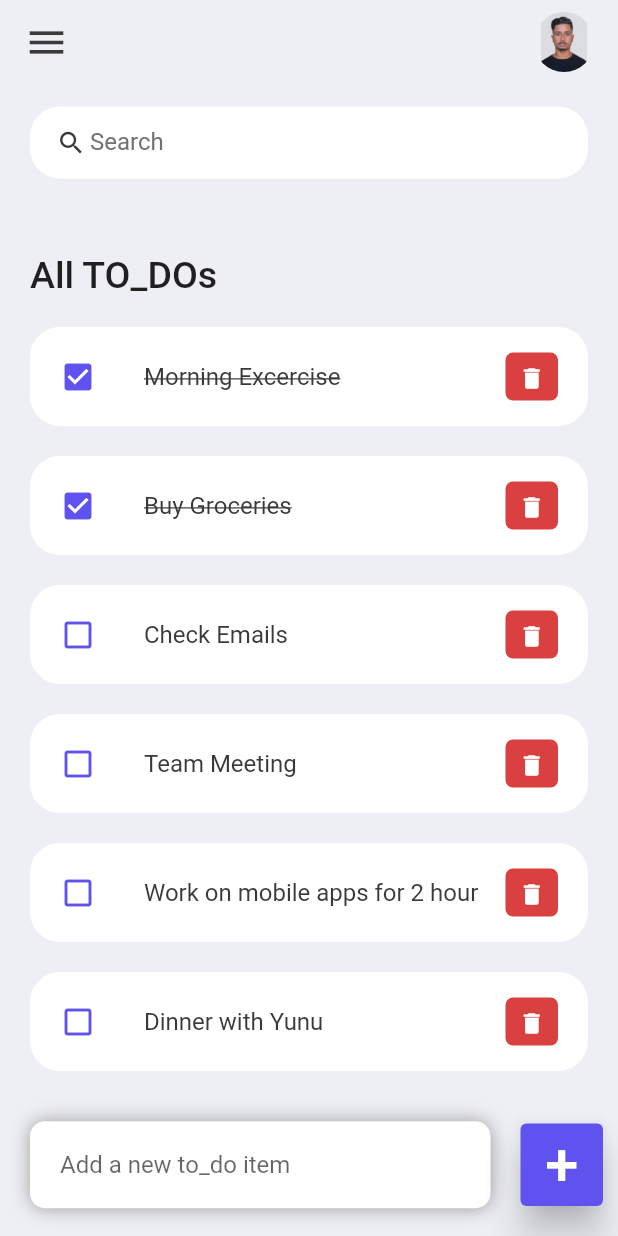
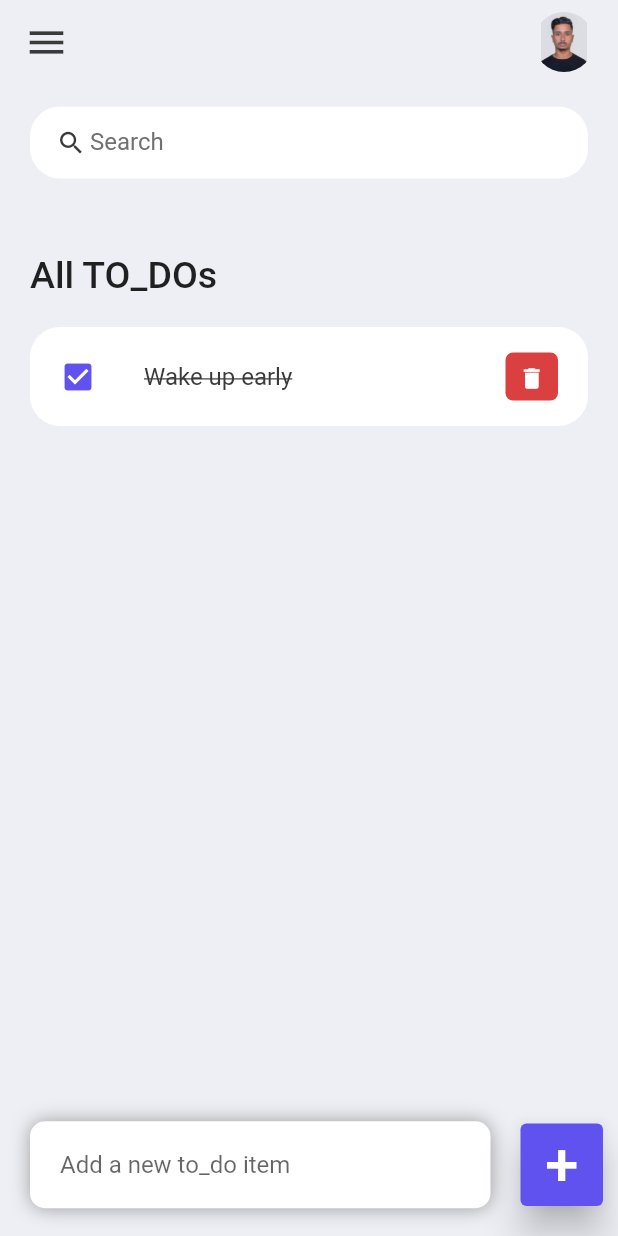
Before and after one commit to IamPrashantBhattarai/To_Do_Flutter, a Flutter app: the screen it shows after launch, on a phone screen of 412 x 824 dp. Run offline on Flutter 3.47's test engine with Material 2 defaults, Android fonts, the phone set to English and light mode, and no system bars.

Commit message:
Remaining func added

```diff
--- a/lib/model/to_do.dart
+++ b/lib/model/to_do.dart
@@ -11,24 +11,7 @@ class ToDo {
 
   static List<ToDo> todoList() {
     return [
-      ToDo(id: '01', todoText: 'Morning Excercise', isDone: true),
-      ToDo(id: '02', todoText: 'Buy Groceries', isDone: true),
-      ToDo(
-        id: '03',
-        todoText: 'Check Emails',
-      ),
-      ToDo(
-        id: '04',
-        todoText: 'Team Meeting',
-      ),
-      ToDo(
-        id: '05',
-        todoText: 'Work on mobile apps for 2 hour',
-      ),
-      ToDo(
-        id: '06',
-        todoText: 'Dinner with Yunu',
-      ),
+      ToDo(id: '01', todoText: 'Wake up early', isDone: true),
     ];
   }
 }
--- a/lib/screens/homepage.dart
+++ b/lib/screens/homepage.dart
@@ -12,7 +12,17 @@ class HomePage extends StatefulWidget {
 
 class _HomePageState extends State<HomePage> {
   final todosList = ToDo.todoList();
+
+  List<ToDo> _foundToDo = [];
+
   final _todoController = TextEditingController();
+
+  @override
+  void initState() {
+    // TODO: implement initState
+    _foundToDo = todosList;
+    super.initState();
+  }
 
   @override
   Widget build(BuildContext context) {
@@ -42,7 +52,7 @@ class _HomePageState extends State<HomePage> {
                           ),
                         ),
                       ),
-                      for (ToDo todoo in todosList)
+                      for (ToDo todoo in _foundToDo.reversed)
                         ToDOItem(
                           todo: todoo,
                           onToDoChanged: _handleToDoChange,
@@ -94,7 +104,11 @@ class _HomePageState extends State<HomePage> {
                     style: TextStyle(fontSize: 40),
                   ),
                   onPressed: () {
-                    _addToDoItem(_todoController.text);
+                    if (_todoController.text == Characters.empty) {
+                      print("Enter a toDo item");
+                    } else {
+                      _addToDoItem(_todoController.text);
+                    }
                   },
                   style: ElevatedButton.styleFrom(
                       backgroundColor: tdBlue,
@@ -130,6 +144,23 @@ class _HomePageState extends State<HomePage> {
     _todoController.clear();
   }
 
+  void _runFilter(String enteredKeyword) {
+    List<ToDo> results = [];
+    if (enteredKeyword.isEmpty) {
+      results = todosList;
+    } else {
+      results = todosList
+          .where((item) => item.todoText!
+              .toLowerCase()
+              .contains(enteredKeyword.toLowerCase()))
+          .toList();
+    }
+
+    setState(() {
+      _foundToDo = results;
+    });
+  }
+
   Widget searchBox() {
     return Container(
       padding: EdgeInsets.symmetric(horizontal: 15),
@@ -138,6 +169,7 @@ class _HomePageState extends State<HomePage> {
         borderRadius: BorderRadius.circular(20),
       ),
       child: TextField(
+        onChanged: (value) => _runFilter(value),
         decoration: InputDecoration(
           contentPadding: EdgeInsets.all(0),
           prefixIcon: Icon(
--- a/lib/widgets/todo_item.dart
+++ b/lib/widgets/todo_item.dart
@@ -49,7 +49,7 @@ class ToDOItem extends StatelessWidget {
             iconSize: 18,
             icon: Icon(Icons.delete),
             onPressed: () {
-              print('Clicked on the delete item.');
+              // print('Clicked on the delete item.');
               onDeleteItem(todo.id);
             },
           ),
```
